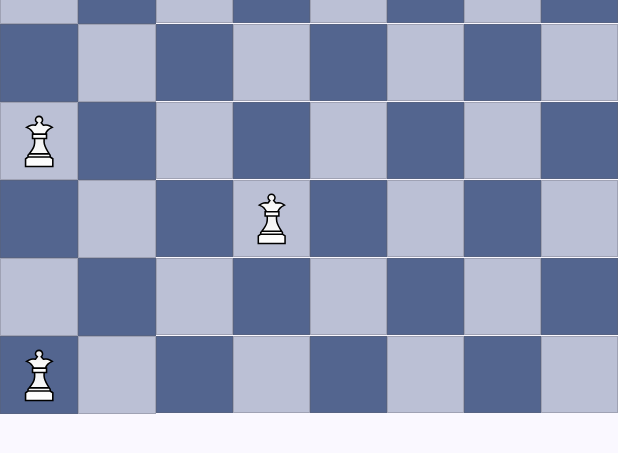
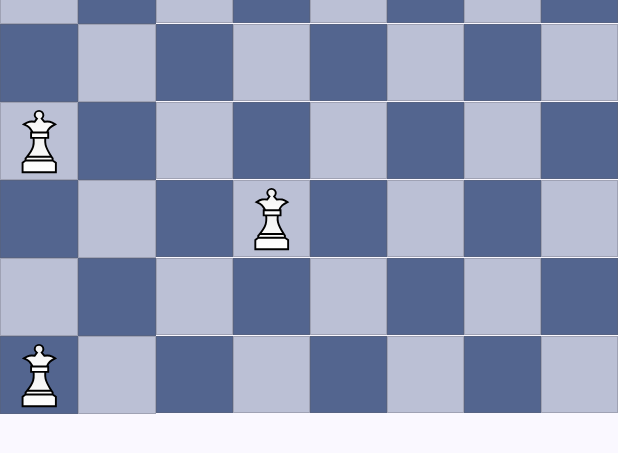
Before and after one commit to danilo04/nqueens-game, an Android app built with Jetpack Compose: the @Preview function ChessBoardPreview4x4, on a phone screen of 412 x 824 dp. Shown: the part 516-969 px from the top of the screen. Run offline under Robolectric (Android 15) with nearby library versions, the phone set to English and light mode, and no system bars.

Commit message:
Make pieces bigger in board cells

```diff
--- a/app/src/main/java/com/nqueens/game/core/board/ui/components/BoardCell.kt
+++ b/app/src/main/java/com/nqueens/game/core/board/ui/components/BoardCell.kt
@@ -74,7 +74,7 @@ fun RowScope.BoardCell(
                 modifier =
                     Modifier
                         .fillMaxSize()
-                        .padding(8.dp),
+                        .padding(4.dp),
             )
 
             // Add X icon overlay when selected for deletion
```
